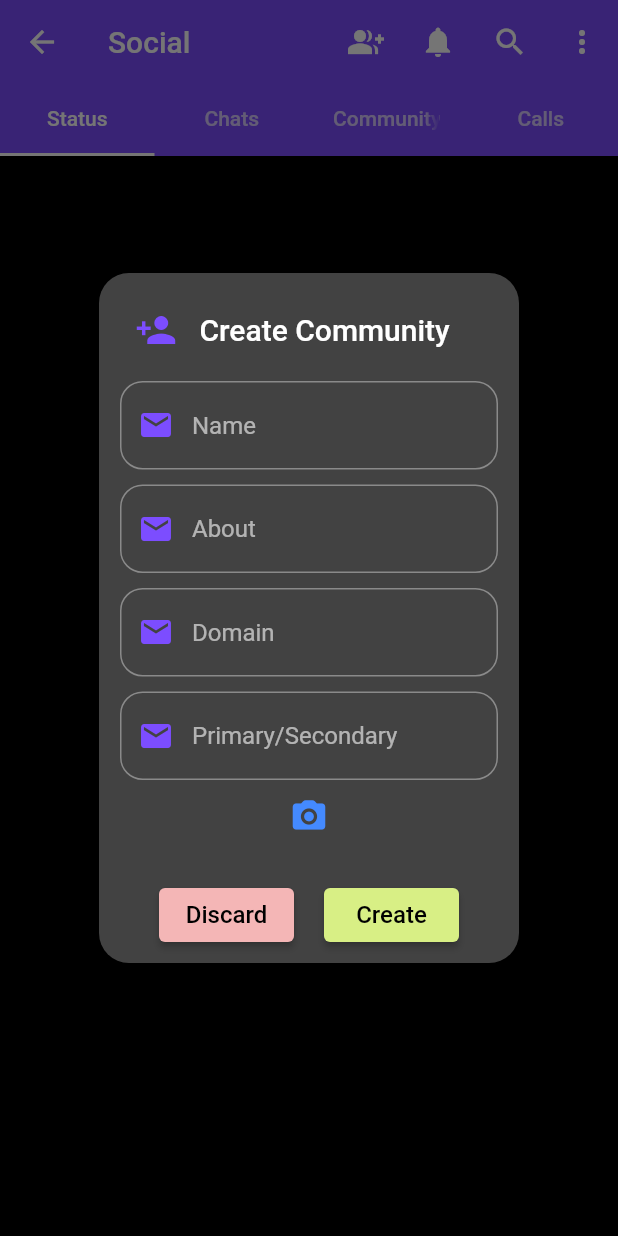
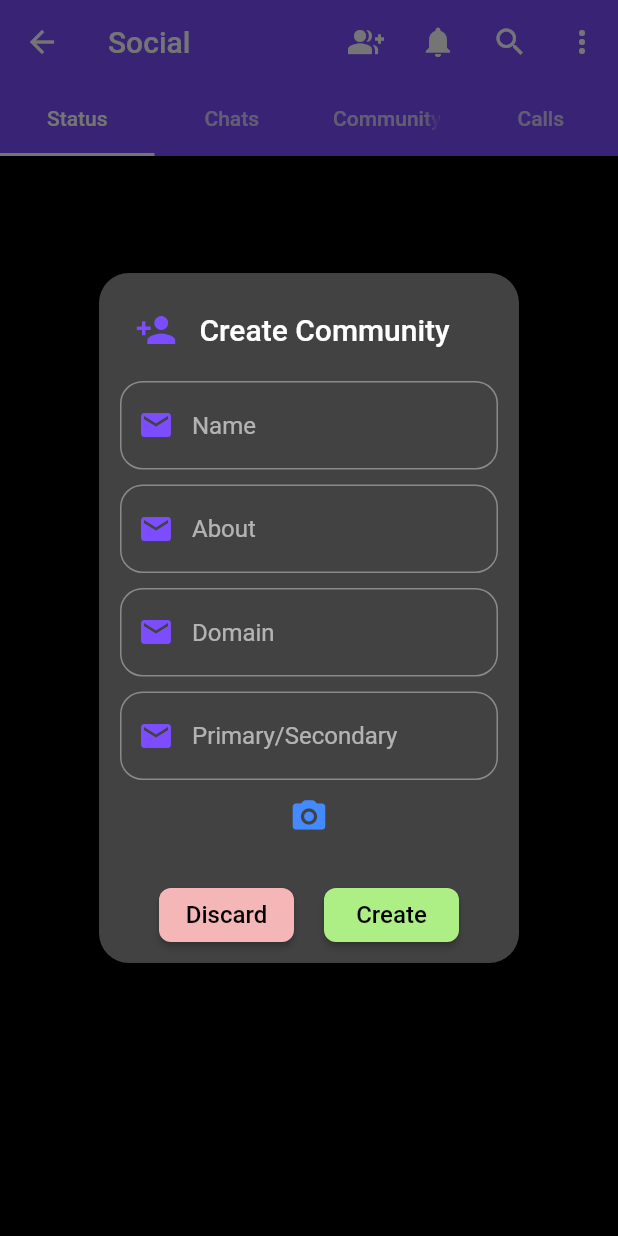
Before and after one commit to Ankitduvedi/while_2, a Flutter app: the SocialScreen screen opened directly, after a tap on the "group add" icon, on a phone screen of 412 x 824 dp. Run offline on Flutter 3.47's test engine with Material 2 defaults, Android fonts, the phone set to English and light mode, and no system bars; our stand-ins replace another_flushbar, cached_network_image, cloud_firestore, emoji_picker_flutter, firebase_auth, firebase_core and 12 more; missing offline and left inert: video_compress_plus; accounts and stored records are empty.

Commit message:
responsive

```diff
--- a/lib/resources/components/communities/add_community_widget.dart
+++ b/lib/resources/components/communities/add_community_widget.dart
@@ -127,6 +127,8 @@ class AddCommunityScreen {
                 child: ElevatedButton(
                     style: ElevatedButton.styleFrom(
                       backgroundColor: Color.fromARGB(255, 244, 182, 182),
+                      shape: RoundedRectangleBorder(
+                          borderRadius: BorderRadius.circular(8)),
                     ),
                     onPressed: () {
                       //hide alert dialog
@@ -143,7 +145,9 @@ class AddCommunityScreen {
                 width: 90,
                 child: ElevatedButton(
                     style: ElevatedButton.styleFrom(
-                      backgroundColor: Color.fromARGB(255, 216, 239, 133),
+                      backgroundColor: const Color.fromARGB(255, 174, 239, 133),
+                      shape: RoundedRectangleBorder(
+                          borderRadius: BorderRadius.circular(8)),
                     ),
                     onPressed: () async {
                       if (type != '' && name != '') {
```
